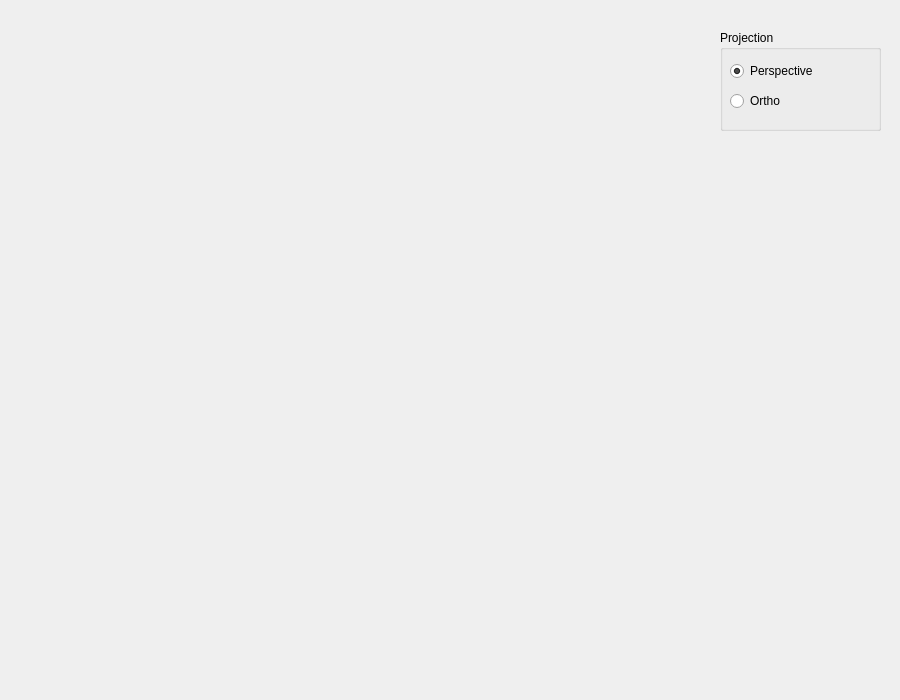
Qt form QtOpenGLDemo.ui (RickWang000/OpenGL-hw) before a commit.
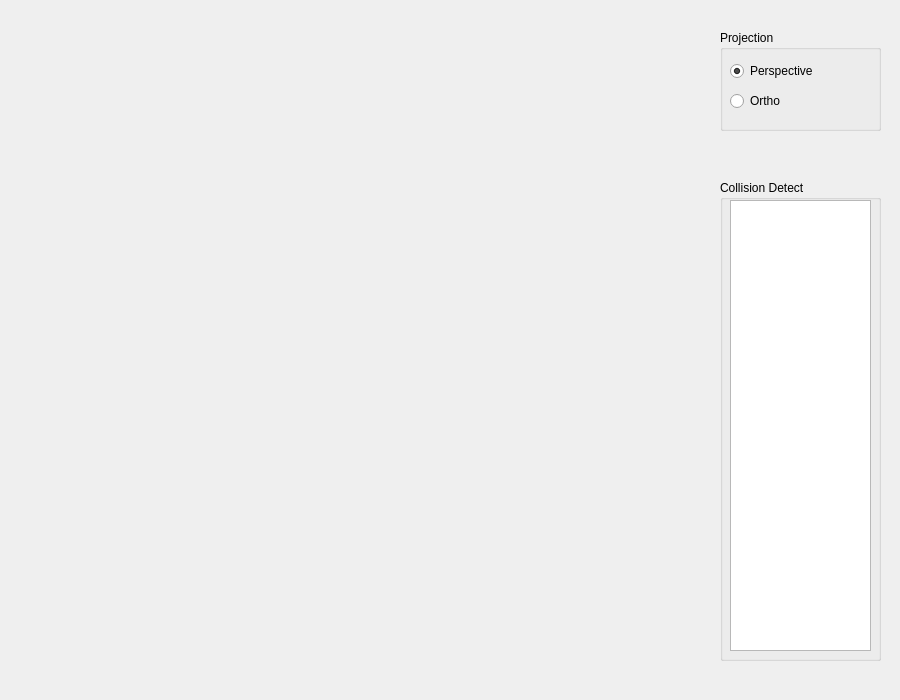
The same form after that commit.

The edit to the form file:
```diff
--- a/QtOpenGLDemo.ui
+++ b/QtOpenGLDemo.ui
@@ -55,6 +55,29 @@
     </property>
    </widget>
   </widget>
+  <widget class="QGroupBox" name="groupBox_2">
+   <property name="geometry">
+    <rect>
+     <x>720</x>
+     <y>180</y>
+     <width>161</width>
+     <height>481</height>
+    </rect>
+   </property>
+   <property name="title">
+    <string>Collision Detect</string>
+   </property>
+   <widget class="QTextBrowser" name="textBrowser">
+    <property name="geometry">
+     <rect>
+      <x>10</x>
+      <y>20</y>
+      <width>141</width>
+      <height>451</height>
+     </rect>
+    </property>
+   </widget>
+  </widget>
  </widget>
  <layoutdefault spacing="6" margin="11"/>
  <resources>
```
Left out of the diff: 3 changed lines with no effect on the pictures.
